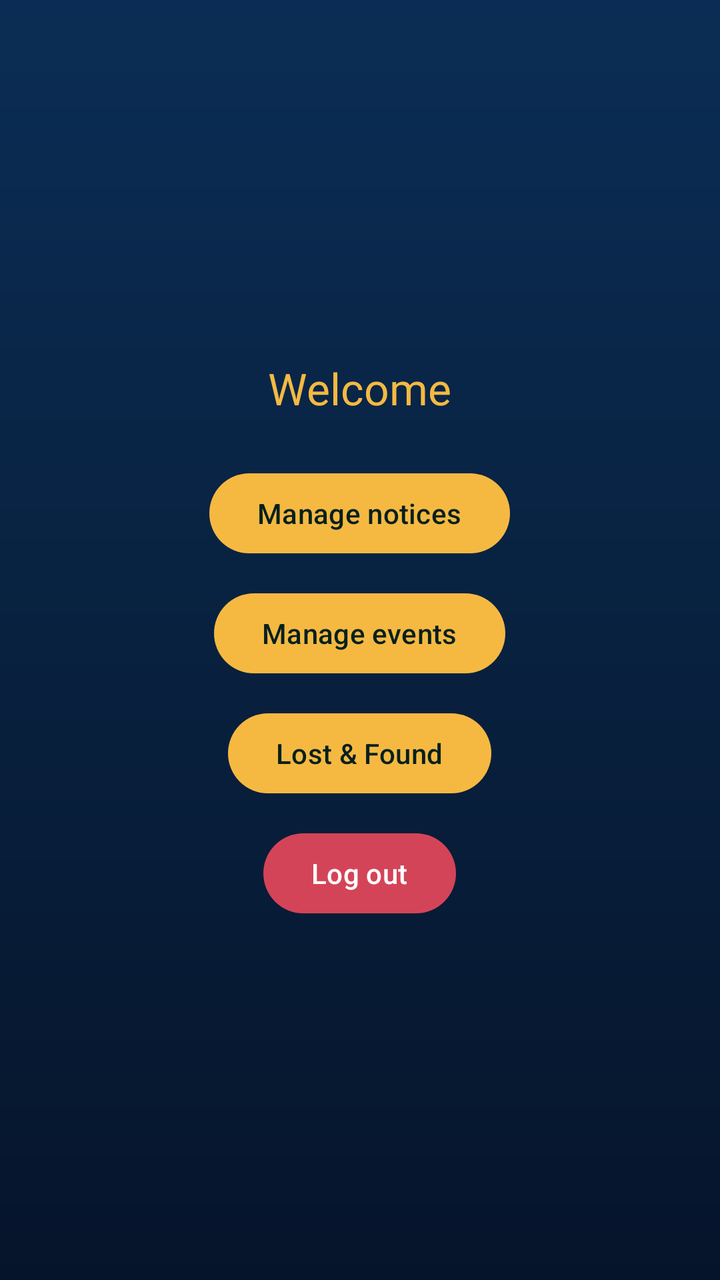
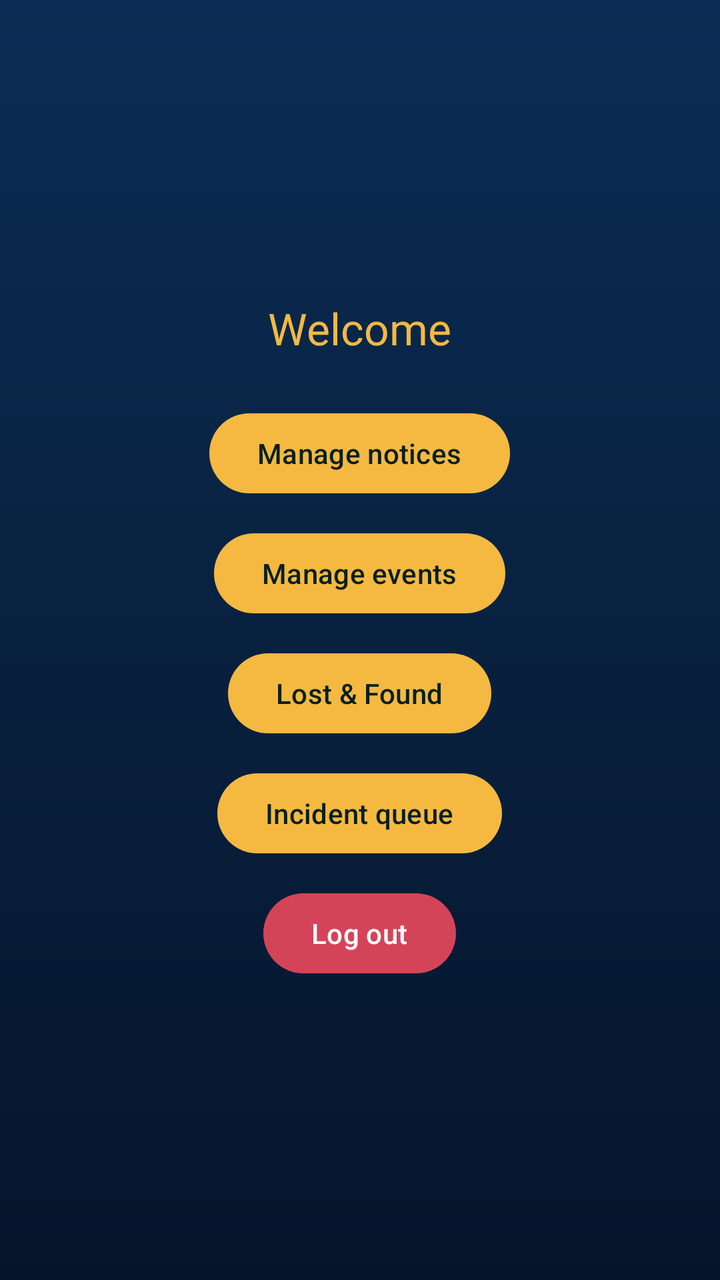

Compare the two renders of this Android layout. The source of the first and the diff that turns it into the second are given below.
<!-- AndroidManifest.xml: application theme Theme.CampusPulse -->
<!-- res/layout/activity_admin_dashboard.xml -->
<?xml version="1.0" encoding="utf-8"?>
<LinearLayout xmlns:android="http://schemas.android.com/apk/res/android"
    xmlns:app="http://schemas.android.com/apk/res-auto"
    android:layout_width="match_parent"
    android:layout_height="match_parent"
    android:background="@drawable/bg_dashboard"
    android:gravity="center"
    android:orientation="vertical"
    android:padding="24dp">

    <TextView
        android:id="@+id/tvWelcome"
        android:layout_width="wrap_content"
        android:layout_height="wrap_content"
        android:fontFamily="@font/poppins_bold"
        android:text="Welcome"
        android:textColor="#F5B942"
        android:textSize="22sp" />

    <com.google.android.material.button.MaterialButton
        android:id="@+id/btnNotices"
        android:layout_width="wrap_content"
        android:layout_height="wrap_content"
        android:layout_marginTop="24dp"
        android:text="Manage notices"
        android:textAllCaps="false"
        android:textColor="#06201E"
        app:backgroundTint="#F5B942" />

    <com.google.android.material.button.MaterialButton
        android:id="@+id/btnEvents"
        android:layout_width="wrap_content"
        android:layout_height="wrap_content"
        android:layout_marginTop="12dp"
        android:text="Manage events"
        android:textAllCaps="false"
        android:textColor="#06201E"
        app:backgroundTint="#F5B942" />

    <com.google.android.material.button.MaterialButton
        android:id="@+id/btnLostFound"
        android:layout_width="wrap_content"
        android:layout_height="wrap_content"
        android:layout_marginTop="12dp"
        android:text="Lost &amp; Found"
        android:textAllCaps="false"
        android:textColor="#06201E"
        app:backgroundTint="#F5B942" />

    <com.google.android.material.button.MaterialButton
        android:id="@+id/btnLogout"
        android:layout_width="wrap_content"
        android:layout_height="wrap_content"
        android:layout_marginTop="12dp"
        android:text="Log out"
        android:textAllCaps="false"
        app:backgroundTint="#D44458" />
</LinearLayout>
<!-- resources referenced by this layout -->
<resources>
  <!-- drawable bg_dashboard (drawable) -->
  <shape xmlns:android="http://schemas.android.com/apk/res/android">
      <gradient android:startColor="#0B2D55" android:centerColor="#08213F"
          android:endColor="#06142B" android:angle="270" />
  </shape>
  <style name="Theme.CampusPulse" parent="Theme.Material3.DayNight.NoActionBar" />
</resources>

<!-- the commit's change to res/layout/activity_admin_dashboard.xml (unified diff, before → after) -->
@@ -48,6 +48,16 @@
         app:backgroundTint="#F5B942" />
 
     <com.google.android.material.button.MaterialButton
+        android:id="@+id/btnIncidents"
+        android:layout_width="wrap_content"
+        android:layout_height="wrap_content"
+        android:layout_marginTop="12dp"
+        android:text="Incident queue"
+        android:textAllCaps="false"
+        android:textColor="#06201E"
+        app:backgroundTint="#F5B942" />
+
+    <com.google.android.material.button.MaterialButton
         android:id="@+id/btnLogout"
         android:layout_width="wrap_content"
         android:layout_height="wrap_content"
